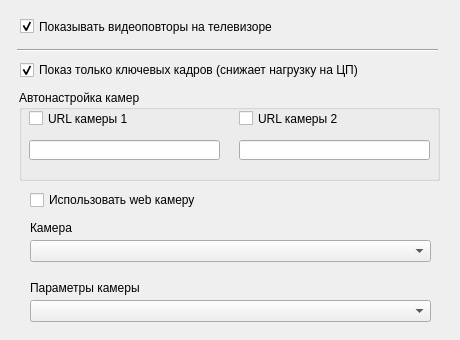
First picture: the form in FormSettingsVideoReplay.ui, repository zak2791/Tabloh2H, before the edit.
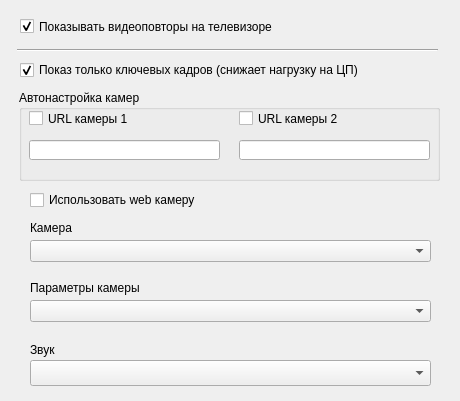
Second picture: the form after the edit.

Diff of the .ui file:
```diff
--- a/FormSettingsVideoReplay.ui
+++ b/FormSettingsVideoReplay.ui
@@ -10,7 +10,7 @@
     <x>0</x>
     <y>0</y>
     <width>460</width>
-    <height>340</height>
+    <height>401</height>
    </rect>
   </property>
   <property name="sizePolicy">
@@ -22,13 +22,13 @@
   <property name="minimumSize">
    <size>
     <width>460</width>
-    <height>340</height>
+    <height>401</height>
    </size>
   </property>
   <property name="maximumSize">
    <size>
     <width>460</width>
-    <height>340</height>
+    <height>401</height>
    </size>
   </property>
   <property name="windowTitle">
@@ -197,6 +197,29 @@
     <string>Параметры камеры</string>
    </property>
   </widget>
+  <widget class="QLabel" name="label_3">
+   <property name="geometry">
+    <rect>
+     <x>30</x>
+     <y>340</y>
+     <width>63</width>
+     <height>20</height>
+    </rect>
+   </property>
+   <property name="text">
+    <string>Звук</string>
+   </property>
+  </widget>
+  <widget class="QComboBox" name="cbSound">
+   <property name="geometry">
+    <rect>
+     <x>30</x>
+     <y>360</y>
+     <width>401</width>
+     <height>26</height>
+    </rect>
+   </property>
+  </widget>
  </widget>
  <resources/>
  <connections/>
```
